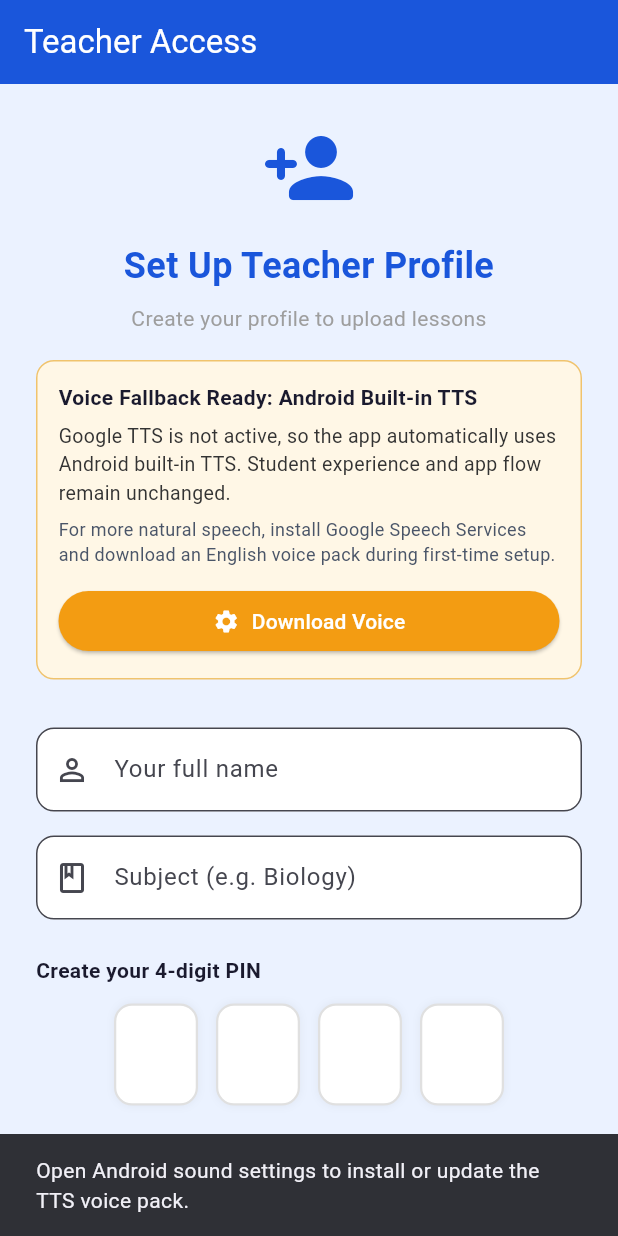
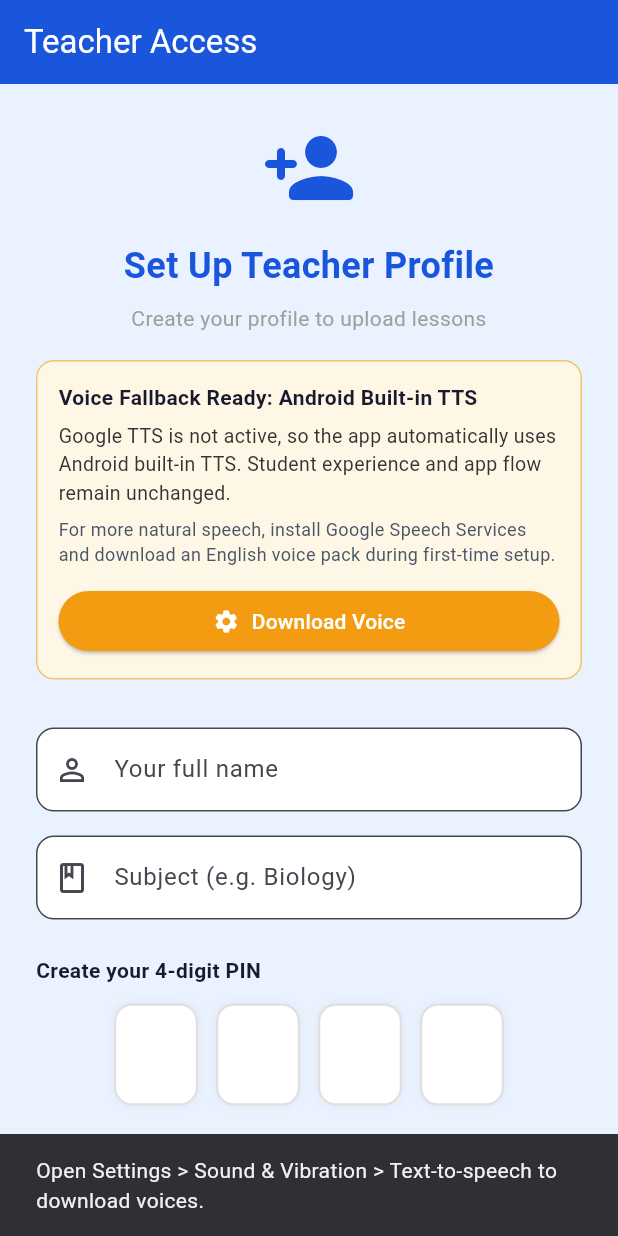
Before and after one commit to 22atuhaire/Blind_Learners-APP, a Flutter app: the TeacherPinScreen screen opened by its route, after a tap on "Download Voice", on a phone screen of 412 x 824 dp. Run offline on Flutter 3.47's test engine with Material 3 defaults, Android fonts, the phone set to English and light mode, and no system bars; our stand-ins replace drift, drift_flutter, file_picker, flutter_riverpod, flutter_tts, go_router; accounts and stored records are empty; generated files the repository leaves out were written again.

Commit message:
Refactor TTS settings opening logic; implement fallback instructions for voice pack download

```diff
--- a/lib/features/teacher/teacher_pin_screen.dart
+++ b/lib/features/teacher/teacher_pin_screen.dart
@@ -86,47 +86,37 @@ class _TeacherPinScreenState extends ConsumerState<TeacherPinScreen> {
 
   Future<void> _openTtsSettings() async {
     if (defaultTargetPlatform == TargetPlatform.android) {
-      // Open Android TTS settings for voice pack download
-      const url =
-          'android-app://com.android.settings/settings/tts_default_settings';
-      final settingsUri = Uri.parse(url);
       try {
-        if (await canLaunchUrl(settingsUri)) {
+        // Use simple intent:// URI to open Settings app
+        final uri = Uri.parse(
+          'intent://#Intent;action=android.intent.action.MAIN;package=com.android.settings;end',
+        );
+
+        if (await canLaunchUrl(uri)) {
           await launchUrl(
-            settingsUri,
+            uri,
             mode: LaunchMode.externalApplication,
           );
         } else {
-          // Fallback: Open general TTS settings
-          const fallbackUrl = 'android-app://com.google.android.tts';
-          final fallbackUri = Uri.parse(fallbackUrl);
-          if (await canLaunchUrl(fallbackUri)) {
-            await launchUrl(
-              fallbackUri,
-              mode: LaunchMode.externalApplication,
-            );
-          } else if (mounted) {
-            ScaffoldMessenger.of(context).showSnackBar(
-              const SnackBar(
-                content: Text(
-                  'Open Android sound settings to install or update the TTS voice pack.',
-                ),
-              ),
-            );
-          }
+          _showVoiceDownloadInstructions();
         }
       } catch (e) {
-        if (mounted) {
-          ScaffoldMessenger.of(context).showSnackBar(
-            const SnackBar(
-              content: Text(
-                'Unable to open TTS settings on this device.',
-              ),
-            ),
-          );
-        }
-        debugPrint('Error opening TTS settings: $e');
+        debugPrint('Error opening settings: $e');
+        _showVoiceDownloadInstructions();
       }
+    }
+  }
+
+  void _showVoiceDownloadInstructions() {
+    if (mounted) {
+      ScaffoldMessenger.of(context).showSnackBar(
+        const SnackBar(
+          duration: Duration(seconds: 6),
+          content: Text(
+            'Open Settings > Sound & Vibration > Text-to-speech to download voices.',
+          ),
+        ),
+      );
     }
   }
 
```
